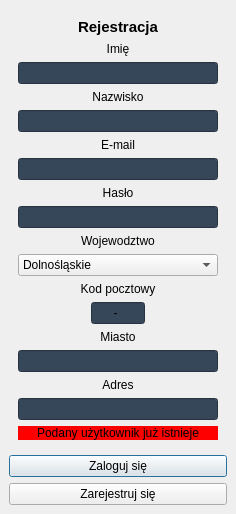
Old version of the form loginwithregister.ui in the repository ebbe3000/shop.
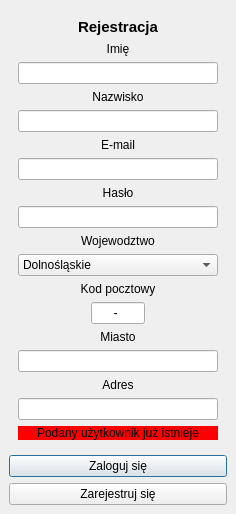
New version of the form. Icons and pictures are not drawn.

Diff of the .ui file:
```diff
--- a/loginwithregister.ui
+++ b/loginwithregister.ui
@@ -49,9 +49,7 @@
    <item>
     <widget class="QWidget" name="allBox" native="true">
      <property name="styleSheet">
-      <string notr="true">QLineEdit {
-	background-color: rgb(55, 71, 90)
-}</string>
+      <string notr="true"/>
      </property>
      <layout class="QVBoxLayout" name="verticalLayout">
       <item>
```
Left out of the diff: 8 changed lines with no effect on the pictures.
